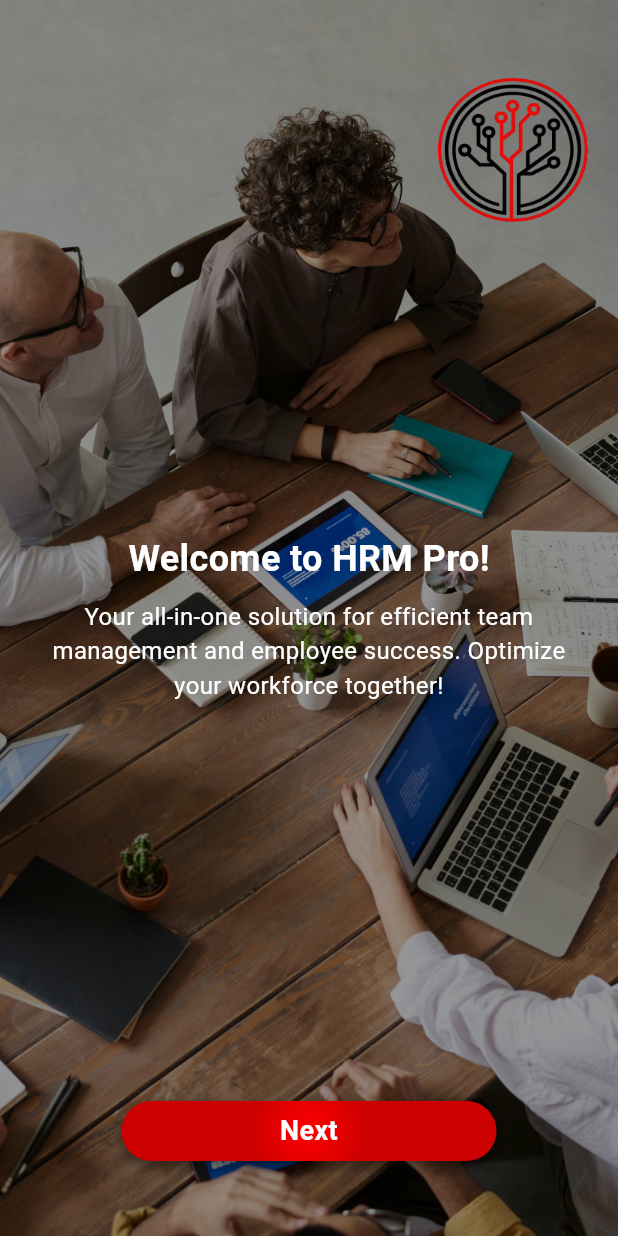
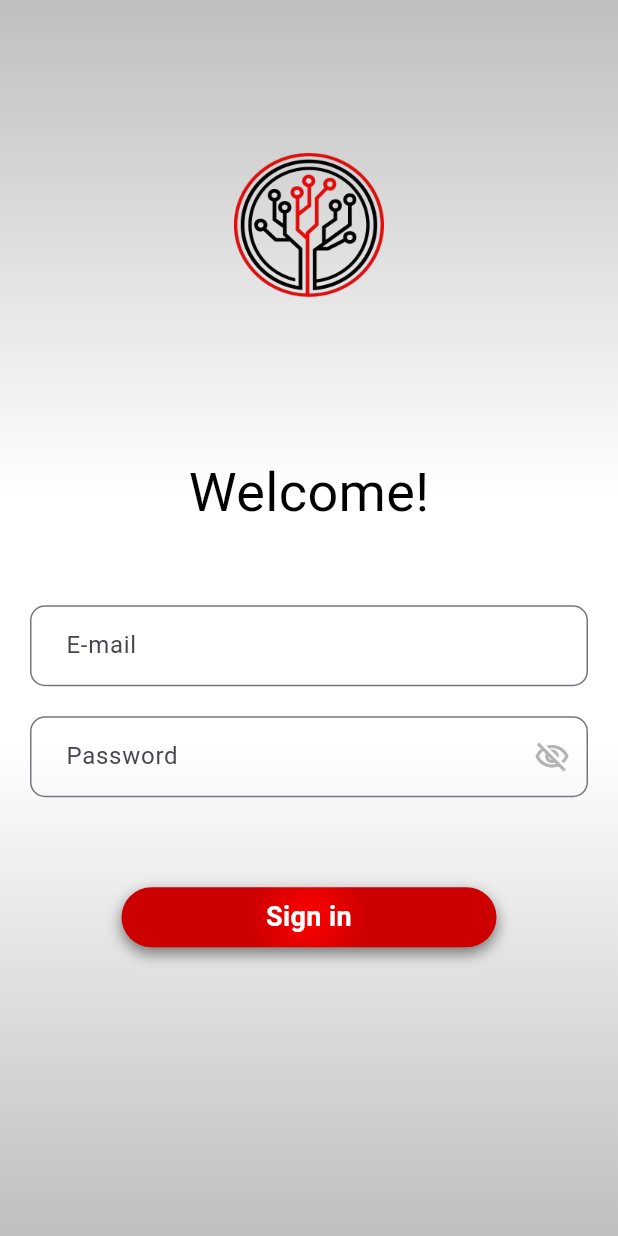
Before and after one commit to iman-om/hrm_frontend, a Flutter app: the screen it shows after launch, after a tap on "Next", on a phone screen of 412 x 824 dp. Run offline on Flutter 3.47's test engine with Material 3 defaults, Android fonts, the light colour scheme and no system bars; our stand-ins replace get, shared_preferences; network calls fail; Roboto replaces fonts that are missing (AppFontFamily).

Commit message:
Added auth and login screen

```diff
--- /dev/null
+++ b/lib/common_features/auth/data/values/colors.dart
@@ -0,0 +1,29 @@
+import 'dart:ui';
+import 'package:flutter/material.dart';
+
+class AppColors {
+  // New colors
+  static const Color dateColor = Color(0xFFEDEDF0);
+  static const Color primaryBlue = Color(0xFF4A90E2);
+  static Color backgroundColor = Color(0xFF1C1E24);
+  static Color lightGreyColor = Color(0xFFB3B3B3);
+  static Color whiteColor = Color(0xFFF8F8F9);
+  static Color blackColor = Color(0xFF000000);
+
+  // static const Color backgroundApp = Color(0xFF1C1E24);
+  static const Color secondaryGreen = Color(0xFF50C878);
+  static const Color appBar = Color(0xFF101219);
+
+  // New Linear Gradient for background
+  static const LinearGradient gradientBackground = LinearGradient(
+    colors: [
+      Color(0xFFBFBFBF), // Start color at 0%
+      Color(0xFFFFFFFF), // Color at 40%
+      Color(0xFFFFFFFF), // Color at 60%
+      Color(0xFFBFBFBF), // End color at 100%
+    ],
+    stops: [0.0, 0.4, 0.6, 1.0],
+    begin: Alignment.topCenter,
+    end: Alignment.bottomCenter,
+  );
+}
--- /dev/null
+++ b/lib/common_features/auth/views/Login_Screen.dart
@@ -0,0 +1,136 @@
+import 'package:flutter/material.dart';
+import 'package:get/get.dart';
+import 'package:hrm_front/common_features/auth/controllers/auth_controller.dart';
+import 'package:hrm_front/common_features/auth/data/values/colors.dart';
+import 'package:hrm_front/common_features/auth/views/widgets/input_widget.dart';
+import 'package:hrm_front/widgets/gradient_button.dart';
+
+class LoginScreen extends StatelessWidget {
+  LoginScreen({super.key});
+
+  // Get instance of the authentication controller
+  final AuthenticationController authController = Get.put(AuthenticationController());
+
+  // Controllers for email and password text fields
+  final TextEditingController _emailController = TextEditingController();
+  final TextEditingController _passwordController = TextEditingController();
+
+  @override
+  Widget build(BuildContext context) {
+    return Scaffold(
+      body: Stack(
+        children: [
+          Container(
+            width: double.infinity,
+            decoration: const BoxDecoration(
+              gradient: AppColors.gradientBackground, // Apply gradient background
+            ),
+          ),
+          Center(
+            child: SingleChildScrollView(
+              padding: const EdgeInsets.symmetric(horizontal: 20.0),
+              child: Column(
+                mainAxisAlignment: MainAxisAlignment.center,
+                children: [
+                  const SizedBox(height: 150),
+
+                  // Welcome Text
+                  const Text(
+                    'Welcome!',
+                    style: TextStyle(
+                      color: Colors.black, // Updated to use black directly
+                      fontSize: 36,
+                      fontFamily: 'AppFontFamily',
+                    ),
+                  ),
+
+                  const SizedBox(height: 50),
+
+                  // Email TextField
+                  InputWidget(
+                    hintText: 'E-mail',
+                    controller: _emailController,
+                    obscureText: false,
+                  ),
+
+                  const SizedBox(height: 20),
+
+                  // Password TextField with Toggle Visibility
+                  Obx(() {
+                    return InputWidget(
+                      hintText: 'Password',
+                      controller: _passwordController,
+                      obscureText: !authController.passwordVisible.value,
+                      suffixIcon: IconButton(
+                        icon: Icon(
+                          authController.passwordVisible.value
+                              ? Icons.visibility_outlined
+                              : Icons.visibility_off_outlined,
+                          color: AppColors.lightGreyColor,
+                        ),
+                        onPressed: authController.togglePasswordVisibility,
+                      ),
+                    );
+                  }),
+
+                  const SizedBox(height: 20),
+
+                  // Error message
+                  Obx(() {
+                    return authController.errorMessage.isNotEmpty
+                        ? Padding(
+                            padding: const EdgeInsets.only(bottom: 20.0),
+                            child: Text(
+                              authController.errorMessage.value,
+                              style: const TextStyle(
+                                color: Colors.red,
+                                fontFamily: 'AppFontFamily',
+                              ),
+                            ),
+                          )
+                        : Container();
+                  }),
+
+                  const SizedBox(height: 40),
+
+                  // Sign In Button
+                  Obx(() {
+                    return GradientButton(
+                      text: authController.isLoading.value
+                          ? 'Loading...'
+                          : 'Sign in',
+                      onTap: authController.isLoading.value
+                          ? () {} // Disable action when loading
+                          : () {
+                              // Attempt to log in
+                              authController.login(
+                                _emailController.text,
+                                _passwordController.text,
+                              );
+                            },
+                    );
+                  }),
+
+                  const SizedBox(height: 40),
+                ],
+              ),
+            ),
+          ),
+
+          // Positioned logo at the top
+          Positioned(
+            top: 100,
+            right: 0,
+            left: 0,
+            child: Center(
+              child: Image.asset(
+                'assets/logos/logo.png',
+                height: 100,
+              ),
+            ),
+          ),
+        ],
+      ),
+    );
+  }
+}
--- /dev/null
+++ b/lib/common_features/auth/views/widgets/input_widget.dart
@@ -0,0 +1,32 @@
+import 'package:flutter/material.dart';
+
+class InputWidget extends StatelessWidget {
+  final String hintText;
+  final bool obscureText;
+  final TextEditingController controller;
+  final Widget? suffixIcon;
+
+  const InputWidget({
+    Key? key,
+    required this.hintText,
+    required this.obscureText,
+    required this.controller,
+    this.suffixIcon,
+  }) : super(key: key);
+
+  @override
+  Widget build(BuildContext context) {
+    return TextField(
+      controller: controller,
+      obscureText: obscureText,
+      decoration: InputDecoration(
+        hintText: hintText,
+        suffixIcon: suffixIcon,
+        border: OutlineInputBorder(
+          borderRadius: BorderRadius.circular(10),
+        ),
+        contentPadding: const EdgeInsets.symmetric(vertical: 15, horizontal: 20),
+      ),
+    );
+  }
+}
--- a/lib/common_features/splash/splash_screen.dart
+++ b/lib/common_features/splash/splash_screen.dart
@@ -74,8 +74,8 @@ class SplashScreen extends StatelessWidget {
                 onTap: () {
                   Get.toNamed('/login'); // Ensure the login route is properly defined in GetX
                 },
-                width: 250, // Custom width for the button
-                height: 40, // Custom height for the button
+                width: 250,
+                height: 40,
               ),
             ),
           ),
--- a/lib/main.dart
+++ b/lib/main.dart
@@ -1,5 +1,6 @@
 import 'package:flutter/material.dart';
 import 'package:get/get.dart';
+import 'package:hrm_front/common_features/auth/views/Login_Screen.dart';
 import 'package:hrm_front/common_features/splash/splash_screen.dart';
 
 void main() {
@@ -15,7 +16,7 @@
       initialRoute: '/',
       getPages: [
         GetPage(name: '/', page: () => SplashScreen()),
-        // GetPage(name: '/login', page: () => LoginScreen()),
+        GetPage(name: '/login', page: () => LoginScreen()),
         // GetPage(name: '/home', page: () => EmployeeHomePage( )),
       ],
     );
```
Also changed, not shown: lib/common_features/auth/controllers/auth_controller.dart (added, +152 -0 lines), lib/common_features/auth/data/api/auth_api.dart (added, +79 -0 lines), lib/common_features/auth/data/models/auth_model.dart (added, +13 -0 lines), lib/common_features/auth/data/values/constants.dart (added, +39 -0 lines), lib/common_features/widget/input_widget.dart (added, +47 -0 lines), 1 other file.
